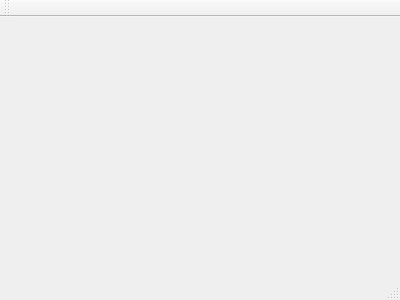
This is mainwindow.ui in albixus/Oracle_Client as Qt 5 draws it before an edit. The edited form follows.
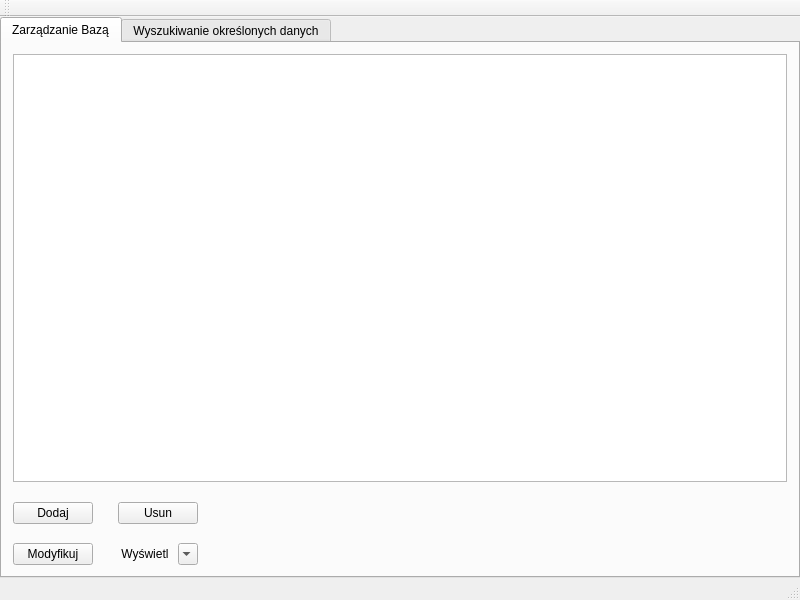
This is the edited form.

```diff
--- a/mainwindow.ui
+++ b/mainwindow.ui
@@ -1,24 +1,165 @@
 <ui version="4.0">
  <class>MainWindow</class>
- <widget class="QMainWindow" name="MainWindow" >
-  <property name="geometry" >
+ <widget class="QMainWindow" name="MainWindow">
+  <property name="geometry">
    <rect>
     <x>0</x>
     <y>0</y>
-    <width>400</width>
-    <height>300</height>
+    <width>800</width>
+    <height>600</height>
    </rect>
   </property>
   <property name="windowTitle" >
    <string>MainWindow</string>
   </property>
-  <widget class="QMenuBar" name="menuBar" />
-  <widget class="QToolBar" name="mainToolBar" />
-  <widget class="QWidget" name="centralWidget" />
-  <widget class="QStatusBar" name="statusBar" />
+  <widget class="QWidget" name="centralWidget">
+   <layout class="QVBoxLayout" name="verticalLayout_2">
+    <property name="leftMargin">
+     <number>0</number>
+    </property>
+    <property name="topMargin">
+     <number>0</number>
+    </property>
+    <property name="rightMargin">
+     <number>0</number>
+    </property>
+    <property name="bottomMargin">
+     <number>0</number>
+    </property>
+    <item>
+     <widget class="QTabWidget" name="tabWidget">
+      <property name="currentIndex">
+       <number>0</number>
+      </property>
+      <widget class="QWidget" name="tab">
+       <attribute name="title">
+        <string>Zarządzanie Bazą</string>
+       </attribute>
+       <layout class="QVBoxLayout" name="verticalLayout_3">
+        <item>
+         <layout class="QVBoxLayout" name="verticalLayout">
+          <property name="spacing">
+           <number>0</number>
+          </property>
+          <property name="bottomMargin">
+           <number>0</number>
+          </property>
+          <item>
+           <widget class="QTableView" name="tableView"/>
+          </item>
+          <item>
+           <layout class="QGridLayout" name="gridLayoutButtons">
+            <property name="topMargin">
+             <number>20</number>
+            </property>
+            <property name="bottomMargin">
+             <number>0</number>
+            </property>
+            <property name="horizontalSpacing">
+             <number>25</number>
+            </property>
+            <property name="verticalSpacing">
+             <number>19</number>
+            </property>
+            <item row="1" column="1">
+             <layout class="QHBoxLayout" name="selectLayout">
+              <property name="topMargin">
+               <number>0</number>
+              </property>
+              <item>
+               <widget class="QLabel" name="showLabel">
+                <property name="text">
+                 <string> Wyświetl</string>
+                </property>
+               </widget>
+              </item>
+              <item>
+               <widget class="QComboBox" name="selectComboBox">
+                <property name="maximumSize">
+                 <size>
+                  <width>20</width>
+                  <height>16777215</height>
+                 </size>
+                </property>
+               </widget>
+              </item>
+             </layout>
+            </item>
+            <item row="0" column="0">
+             <widget class="QPushButton" name="addButton">
+              <property name="text">
+               <string>Dodaj</string>
+              </property>
+             </widget>
+            </item>
+            <item row="0" column="1">
+             <widget class="QPushButton" name="deleteButton">
+              <property name="text">
+               <string>Usun</string>
+              </property>
+             </widget>
+            </item>
+            <item row="0" column="3">
+             <spacer name="buttonSpacer">
+              <property name="orientation">
+               <enum>Qt::Horizontal</enum>
+              </property>
+              <property name="sizeHint" stdset="0">
+               <size>
+                <width>40</width>
+                <height>20</height>
+               </size>
+              </property>
+             </spacer>
+            </item>
+            <item row="1" column="0">
+             <widget class="QPushButton" name="updateButton">
+              <property name="text">
+               <string>Modyfikuj</string>
+              </property>
+             </widget>
+            </item>
+           </layout>
+          </item>
+         </layout>
+        </item>
+       </layout>
+      </widget>
+      <widget class="QWidget" name="tab_2">
+       <attribute name="title">
+        <string>Wyszukiwanie określonych danych</string>
+       </attribute>
+       <layout class="QVBoxLayout" name="verticalLayout_5">
+        <item>
+         <layout class="QVBoxLayout" name="verticalLayout_4"/>
+        </item>
+       </layout>
+      </widget>
+     </widget>
+    </item>
+   </layout>
+  </widget>
+  <widget class="QMenuBar" name="menuBar">
+   <property name="geometry">
+    <rect>
+     <x>0</x>
+     <y>0</y>
+     <width>800</width>
+     <height>20</height>
+    </rect>
+   </property>
+  </widget>
+  <widget class="QToolBar" name="mainToolBar">
+   <attribute name="toolBarArea">
+    <enum>TopToolBarArea</enum>
+   </attribute>
+   <attribute name="toolBarBreak">
+    <bool>false</bool>
+   </attribute>
+  </widget>
+  <widget class="QStatusBar" name="statusBar"/>
  </widget>
- <layoutDefault spacing="6" margin="11" />
- <pixmapfunction></pixmapfunction>
+ <layoutdefault spacing="6" margin="11"/>
  <resources/>
  <connections/>
 </ui>
```
Left out of the diff: 3 changed lines with no effect on the pictures.
